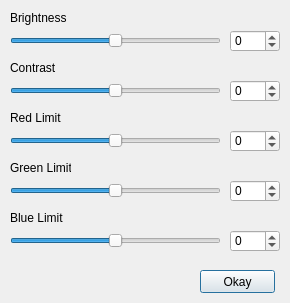
First picture: the form in paintProgram/dlg_effectssliders.ui, repository ElliotHarding/paintProgram, before the edit.
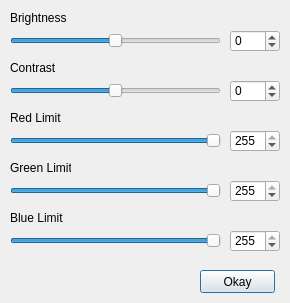
Second picture: the form after the edit.

Diff of the .ui file:
```diff
--- a/paintProgram/dlg_effectssliders.ui
+++ b/paintProgram/dlg_effectssliders.ui
@@ -132,11 +132,14 @@
     </rect>
    </property>
    <property name="minimum">
-    <number>-255</number>
+    <number>0</number>
    </property>
    <property name="maximum">
     <number>255</number>
    </property>
+   <property name="value">
+    <number>255</number>
+   </property>
    <property name="orientation">
     <enum>Qt::Horizontal</enum>
    </property>
@@ -151,11 +154,14 @@
     </rect>
    </property>
    <property name="minimum">
-    <number>-255</number>
+    <number>0</number>
    </property>
    <property name="maximum">
     <number>255</number>
    </property>
+   <property name="value">
+    <number>255</number>
+   </property>
   </widget>
   <widget class="QLabel" name="lbl_greenLimit">
    <property name="geometry">
@@ -180,11 +186,14 @@
     </rect>
    </property>
    <property name="minimum">
-    <number>-255</number>
+    <number>0</number>
    </property>
    <property name="maximum">
     <number>255</number>
    </property>
+   <property name="value">
+    <number>255</number>
+   </property>
   </widget>
   <widget class="QSlider" name="slider_greenLimit">
    <property name="geometry">
@@ -196,11 +205,14 @@
     </rect>
    </property>
    <property name="minimum">
-    <number>-255</number>
+    <number>0</number>
    </property>
    <property name="maximum">
     <number>255</number>
    </property>
+   <property name="value">
+    <number>255</number>
+   </property>
    <property name="orientation">
     <enum>Qt::Horizontal</enum>
    </property>
@@ -228,11 +240,14 @@
     </rect>
    </property>
    <property name="minimum">
-    <number>-255</number>
+    <number>0</number>
    </property>
    <property name="maximum">
     <number>255</number>
    </property>
+   <property name="value">
+    <number>255</number>
+   </property>
   </widget>
   <widget class="QSlider" name="slider_blueLimit">
    <property name="geometry">
@@ -244,11 +259,14 @@
     </rect>
    </property>
    <property name="minimum">
-    <number>-255</number>
+    <number>0</number>
    </property>
    <property name="maximum">
     <number>255</number>
    </property>
+   <property name="value">
+    <number>255</number>
+   </property>
    <property name="orientation">
     <enum>Qt::Horizontal</enum>
    </property>
```
